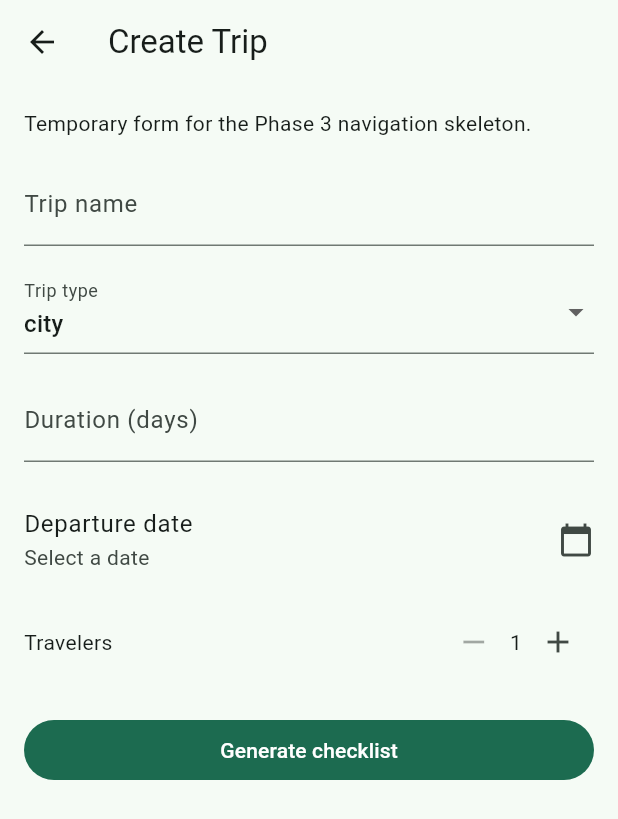
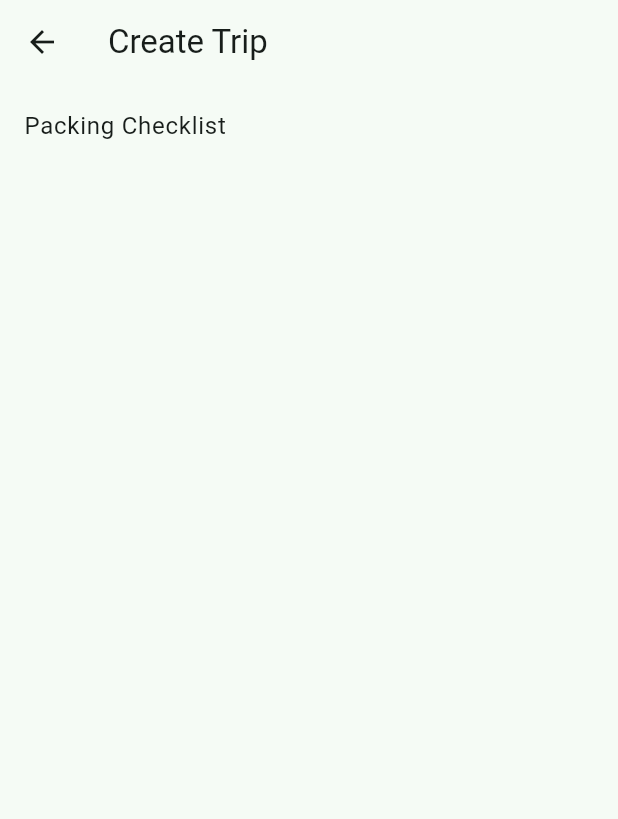
Before and after one commit to Zahraaalmadeh/SWE-463-Project-Group03, a Flutter app: the CreateTripScreen screen opened by its route, on a phone screen of 412 x 824 dp. Shown: the top 819 px of the screen. Run offline on Flutter 3.47's test engine with Material 3 defaults, Android fonts, the phone set to English and light mode, and no system bars; our stand-ins replace sqflite; accounts and stored records are empty.

Commit message:
Simplify skeleton placeholder screens

```diff
--- a/shayek/lib/screens/create_trip_screen.dart
+++ b/shayek/lib/screens/create_trip_screen.dart
@@ -1,132 +1,23 @@
 import 'package:flutter/material.dart';
 
 import '../app_routes.dart';
-import '../models/trip.dart';
 
-class CreateTripScreen extends StatefulWidget {
+/// Phase 3 route placeholder; trip fields will be implemented later.
+class CreateTripScreen extends StatelessWidget {
   const CreateTripScreen({super.key});
-
-  @override
-  State<CreateTripScreen> createState() => _CreateTripScreenState();
-}
-
-class _CreateTripScreenState extends State<CreateTripScreen> {
-  final _formKey = GlobalKey<FormState>();
-  final _nameController = TextEditingController();
-  final _durationController = TextEditingController();
-  TripType _tripType = TripType.city;
-  DateTime? _departureDate;
-  int _travelerCount = 1;
-
-  @override
-  void dispose() {
-    _nameController.dispose();
-    _durationController.dispose();
-    super.dispose();
-  }
-
-  Future<void> _selectDate() async {
-    final date = await showDatePicker(
-      context: context,
-      firstDate: DateTime.now(),
-      lastDate: DateTime.now().add(const Duration(days: 3650)),
-      initialDate: _departureDate ?? DateTime.now(),
-    );
-    if (date != null) {
-      setState(() => _departureDate = date);
-    }
-  }
-
-  void _submit() {
-    final isValid = _formKey.currentState?.validate() ?? false;
-    if (!isValid || _departureDate == null) {
-      if (_departureDate == null) {
-        ScaffoldMessenger.of(context).showSnackBar(
-          const SnackBar(content: Text('Please select a departure date.')),
-        );
-      }
-      return;
-    }
-    Navigator.of(context).pushReplacementNamed(AppRoutes.checklist);
-  }
 
   @override
   Widget build(BuildContext context) {
     return Scaffold(
       appBar: AppBar(title: const Text('Create Trip')),
-      body: Form(
-        key: _formKey,
-        child: ListView(
-          padding: const EdgeInsets.all(16),
-          children: [
-            const Text('Temporary form for the Phase 3 navigation skeleton.'),
-            const SizedBox(height: 16),
-            TextFormField(
-              controller: _nameController,
-              decoration: const InputDecoration(labelText: 'Trip name'),
-              validator: (value) => value == null || value.trim().isEmpty
-                  ? 'Enter a trip name.'
-                  : null,
-            ),
-            const SizedBox(height: 16),
-            DropdownButtonFormField<TripType>(
-              initialValue: _tripType,
-              decoration: const InputDecoration(labelText: 'Trip type'),
-              items: TripType.values
-                  .map(
-                    (type) =>
-                        DropdownMenuItem(value: type, child: Text(type.name)),
-                  )
-                  .toList(),
-              onChanged: (type) => setState(() => _tripType = type!),
-            ),
-            const SizedBox(height: 16),
-            TextFormField(
-              controller: _durationController,
-              decoration: const InputDecoration(labelText: 'Duration (days)'),
-              keyboardType: TextInputType.number,
-              validator: (value) => int.tryParse(value ?? '') == null
-                  ? 'Enter a valid duration.'
-                  : null,
-            ),
-            const SizedBox(height: 16),
-            ListTile(
-              contentPadding: EdgeInsets.zero,
-              title: const Text('Departure date'),
-              subtitle: Text(
-                _departureDate == null
-                    ? 'Select a date'
-                    : MaterialLocalizations.of(context)
-                          .formatMediumDate(_departureDate!),
-              ),
-              trailing: const Icon(Icons.calendar_today),
-              onTap: _selectDate,
-            ),
-            const SizedBox(height: 8),
-            Row(
-              children: [
-                const Text('Travelers'),
-                const Spacer(),
-                IconButton(
-                  onPressed: _travelerCount > 1
-                      ? () => setState(() => _travelerCount--)
-                      : null,
-                  icon: const Icon(Icons.remove),
-                ),
-                Text('$_travelerCount'),
-                IconButton(
-                  onPressed: () => setState(() => _travelerCount++),
-                  icon: const Icon(Icons.add),
-                ),
-              ],
-            ),
-            const SizedBox(height: 24),
-            FilledButton(
-              onPressed: _submit,
-              child: const Text('Generate checklist'),
-            ),
-          ],
-        ),
+      body: ListView(
+        children: [
+          ListTile(
+            title: const Text('Packing Checklist'),
+            onTap: () =>
+                Navigator.of(context).pushReplacementNamed(AppRoutes.checklist),
+          ),
+        ],
       ),
     );
   }
--- a/shayek/lib/screens/family_members_screen.dart
+++ b/shayek/lib/screens/family_members_screen.dart
@@ -1,6 +1,4 @@
 import 'package:flutter/material.dart';
-
-import '../widgets/empty_state.dart';
 
 /// Phase 4 placeholder for per-traveler and shared-item management.
 class FamilyMembersScreen extends StatelessWidget {
@@ -10,10 +8,7 @@ class FamilyMembersScreen extends StatelessWidget {
   Widget build(BuildContext context) {
     return Scaffold(
       appBar: AppBar(title: const Text('Family Members')),
-      body: const EmptyState(
-        icon: Icons.family_restroom_outlined,
-        message: 'Family member lists are planned for Phase 4.',
-      ),
+      body: const SizedBox.shrink(),
     );
   }
 }
--- a/shayek/lib/screens/return_checklist_screen.dart
+++ b/shayek/lib/screens/return_checklist_screen.dart
@@ -1,6 +1,4 @@
 import 'package:flutter/material.dart';
-
-import '../widgets/empty_state.dart';
 
 /// Phase 4 placeholder for the leaving-accommodation checklist and reminder.
 class ReturnChecklistScreen extends StatelessWidget {
@@ -10,10 +8,7 @@ class ReturnChecklistScreen extends StatelessWidget {
   Widget build(BuildContext context) {
     return Scaffold(
       appBar: AppBar(title: const Text('Return Checklist')),
-      body: const EmptyState(
-        icon: Icons.assignment_return_outlined,
-        message: 'The return checklist and reminders are planned for Phase 4.',
-      ),
+      body: const SizedBox.shrink(),
     );
   }
 }
```
Also changed, not shown: shayek/lib/screens/checklist_screen.dart (+15 -30 lines), shayek/lib/screens/home_screen.dart (+20 -10 lines), shayek/lib/screens/templates_screen.dart (+7 -10 lines), 2 other files.
